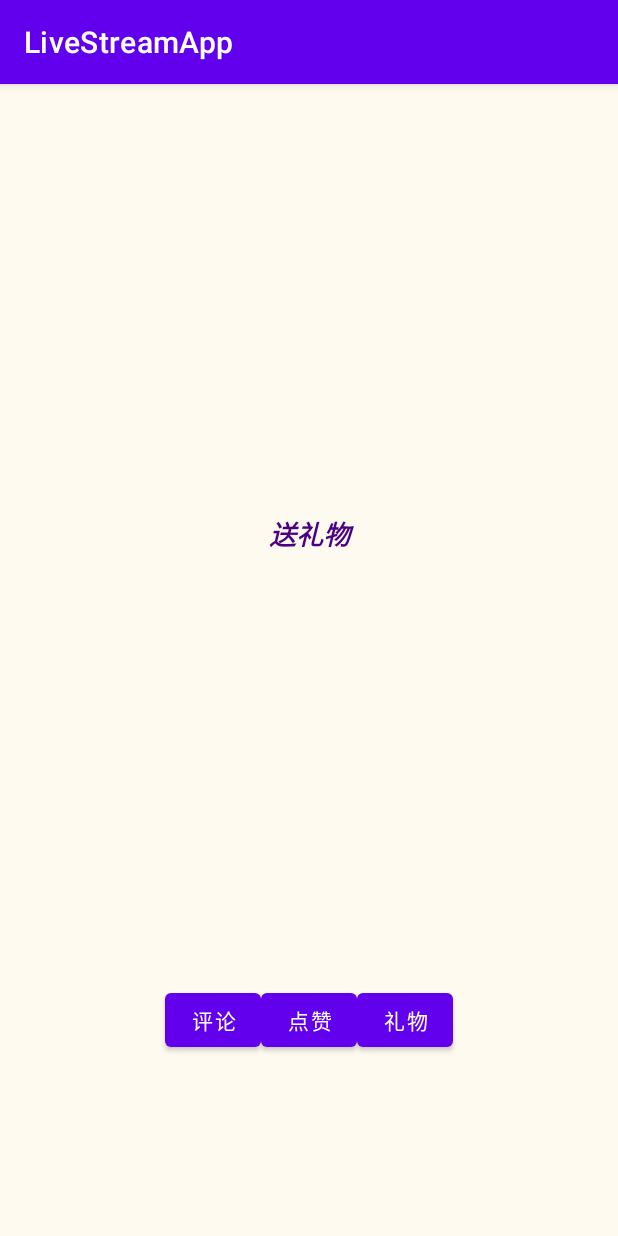
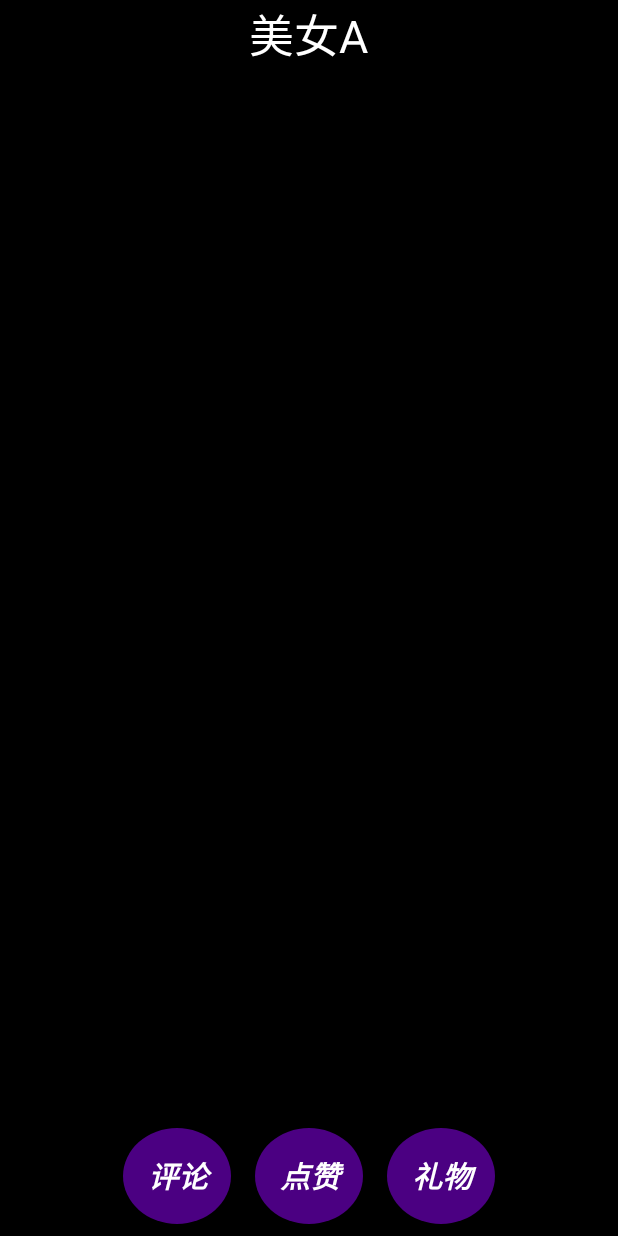
Before and after one commit to xchennnw/Android-LiveStream-App, an Android app: the screen it shows after launch (MainActivity), after a tap on "评论", on a phone screen of 412 x 824 dp. Run offline under Robolectric (Android 15) with nearby library versions, the light colour scheme and no system bars.

Commit message:
home layout updated

```diff
--- a/app/build.gradle
+++ b/app/build.gradle
@@ -32,6 +32,7 @@ dependencies {
     implementation 'androidx.appcompat:appcompat:1.3.0'
     implementation 'com.google.android.material:material:1.4.0'
     implementation 'androidx.constraintlayout:constraintlayout:2.0.4'
+    implementation "androidx.viewpager2:viewpager2:1.0.0"
     //noinspection GradleCompatible
     testImplementation 'junit:junit:4.13.2'
     androidTestImplementation 'androidx.test.ext:junit:1.1.3'
--- a/app/src/main/AndroidManifest.xml
+++ b/app/src/main/AndroidManifest.xml
@@ -8,7 +8,7 @@
         android:label="@string/app_name"
         android:roundIcon="@mipmap/ic_launcher_round"
         android:supportsRtl="true"
-        android:theme="@style/Theme.LiveStreamApp"
+        android:theme="@style/Theme.AppCompat.Light.NoActionBar"
         >
         <activity
             android:name=".MainActivity"
--- a/app/src/main/java/com/example/livestreamapp/MainActivity.java
+++ b/app/src/main/java/com/example/livestreamapp/MainActivity.java
@@ -1,39 +1,51 @@
 package com.example.livestreamapp;
 
 import androidx.appcompat.app.AppCompatActivity;
+import androidx.viewpager.widget.ViewPager;
+import androidx.viewpager2.widget.ViewPager2;
 
 import android.os.Bundle;
 import android.view.View;
 import android.widget.Button;
 import android.widget.TextView;
 
+import java.util.ArrayList;
+
 public class MainActivity extends AppCompatActivity {
+
+    private ViewPager vpager_one;
+
 
     @Override
     protected void onCreate(Bundle savedInstanceState) {
         super.onCreate(savedInstanceState);
         setContentView(R.layout.activity_main);
 
+        ViewPager2 viewPager = findViewById(R.id.viewPager);
+        viewPager.setOrientation(ViewPager2.ORIENTATION_VERTICAL);
+        ViewPagerAdapter viewPagerAdapter = new ViewPagerAdapter();
+        viewPager.setAdapter(viewPagerAdapter);
+
         Button btn1 = findViewById(R.id.btn1);
         Button btn2 = findViewById(R.id.btn2);
         Button btn3 = findViewById(R.id.btn3);
-        TextView txt1 = findViewById(R.id.txt1);
+
 
         btn1.setOnClickListener(new View.OnClickListener(){
             public void onClick(View v){
-                 txt1.setText("展示、写评论");
+
             }
         });
 
-        btn1.setOnClickListener(new View.OnClickListener(){
+        btn2.setOnClickListener(new View.OnClickListener(){
             public void onClick(View v){
-                txt1.setText("点赞动画");
+
             }
         });
 
-        btn1.setOnClickListener(new View.OnClickListener(){
+        btn3.setOnClickListener(new View.OnClickListener(){
             public void onClick(View v){
-                txt1.setText("送礼物");
+
             }
         });
     }
--- /dev/null
+++ b/app/src/main/java/com/example/livestreamapp/ViewPagerAdapter.java
@@ -0,0 +1,54 @@
+package com.example.livestreamapp;
+
+import android.view.LayoutInflater;
+import android.view.View;
+import android.view.ViewGroup;
+import android.widget.RelativeLayout;
+import android.widget.TextView;
+
+import androidx.annotation.NonNull;
+import androidx.recyclerview.widget.RecyclerView;
+
+import java.util.ArrayList;
+import java.util.List;
+
+public class ViewPagerAdapter extends RecyclerView.Adapter<ViewPagerAdapter.ViewPagerViewHolder>{
+    private List<String> titles = new ArrayList<>();
+    public ViewPagerAdapter(){
+        titles.add("美女A");
+        titles.add("美女B");
+        titles.add("比老师直播间");
+        titles.add("好耶");
+    }
+
+    @NonNull
+    @Override
+    public ViewPagerViewHolder onCreateViewHolder(@NonNull ViewGroup parent, int viewType) {
+        return new ViewPagerViewHolder(LayoutInflater.from(parent.getContext()).inflate(R.layout.item_pager, parent, false));
+    }
+
+    @Override
+    public void onBindViewHolder(@NonNull ViewPagerViewHolder holder, int position) {
+        try {
+            holder.mTV.setText(titles.get(position%titles.size()));
+        }catch (Exception e){
+
+        }
+    }
+
+    @Override
+    public int getItemCount() {
+        return 10000;
+    }
+
+    class ViewPagerViewHolder extends RecyclerView.ViewHolder{
+
+        TextView mTV;
+        RelativeLayout mContainer;
+        public ViewPagerViewHolder(@NonNull View itemView) {
+            super(itemView);
+            mContainer = itemView.findViewById(R.id.container);
+            mTV = itemView.findViewById(R.id.tvTitle);
+        }
+    }
+}
--- /dev/null
+++ b/app/src/main/res/drawable/button_circle.xml
@@ -0,0 +1,25 @@
+<?xml version="1.0" encoding="utf-8"?>
+<layer-list xmlns:android="http://schemas.android.com/apk/res/android">
+
+    <item android:bottom="8dp" android:right="8dp" android:top="8dp" android:left="8dp" >
+        <selector xmlns:android="http://schemas.android.com/apk/res/android">
+            <item android:state_pressed="true">
+                <shape android:shape="oval" >
+                    <solid android:color="#9370DB" />
+                    <corners android:radius="10dp"/>
+                    <size android:width="65dp" android:height="65dp"/>
+                </shape>
+            </item>
+
+            <item>
+                <shape android:shape="oval" >
+                    <solid android:color="#4B0082" />
+                    <corners android:radius="10dp"/>
+                    <size android:width="65dp" android:height="65dp"/>
+                </shape>
+            </item>
+
+        </selector>
+    </item>
+
+</layer-list>
--- a/app/src/main/res/layout/activity_main.xml
+++ b/app/src/main/res/layout/activity_main.xml
@@ -8,55 +8,67 @@
     android:gravity="center"
     android:background="#FFFAF0">"
 
-    <ScrollView
-        android:layout_width="match_parent"
-        android:layout_height="match_parent">
 
-        <LinearLayout
+
+    <RelativeLayout xmlns:android="http://schemas.android.com/apk/res/android"
+        xmlns:tools="http://schemas.android.com/tools"
         android:layout_width="match_parent"
         android:layout_height="match_parent"
-            android:orientation="vertical"
-            android:gravity="center">
+        tools:context=".MainActivity">
 
-            <TextView
-                android:id="@+id/txt1"
+        <androidx.viewpager2.widget.ViewPager2
             android:layout_width="match_parent"
-                android:layout_height="600dp"
-                android:gravity="center"
-                android:text="美女主播1"
-                android:textColor="#4B0082"
-                android:textStyle="bold|italic"
-                android:textSize="18sp" />
+            android:layout_height="match_parent"
+            android:id="@+id/viewPager"
+            android:background="@color/teal_200" ></androidx.viewpager2.widget.ViewPager2>
+
+
 
         <LinearLayout
                 android:id="@+id/LinearLayout1"
                 android:layout_width="match_parent"
-                android:layout_height="match_parent"
+                android:layout_height="80dp"
+                android:layout_alignParentBottom="true"
                 android:orientation="horizontal"
                 android:gravity="center">
 
             <Button
                    android:id="@+id/btn1"
-                   android:layout_width="64dp"
+                    android:layout_width="wrap_content"
                     android:layout_height="wrap_content"
-                   android:text="评论" />
+                    android:layout_gravity="center"
+                    android:text="评论"
+                    android:textSize="20dp"
+                    android:textStyle="bold|italic"
+                    android:textColor="@color/white"
+                    android:background="@drawable/button_circle"/>
 
 
             <Button
                    android:id="@+id/btn2"
-                   android:layout_width="64dp"
+                    android:layout_width="wrap_content"
                     android:layout_height="wrap_content"
-                   android:text="点赞" />
+                    android:layout_gravity="center"
+                    android:text="点赞"
+                    android:textSize="20dp"
+                    android:textStyle="bold|italic"
+                    android:textColor="@color/white"
+                    android:background="@drawable/button_circle"/>
 
             <Button
                     android:id="@+id/btn3"
-                    android:layout_width="64dp"
+                    android:layout_width="wrap_content"
                     android:layout_height="wrap_content"
-                    android:text="礼物" />
+                    android:layout_gravity="center"
+                    android:text="礼物"
+                    android:textSize="20dp"
+                    android:textStyle="bold|italic"
+                    android:textColor="@color/white"
+                    android:background="@drawable/button_circle"/>
 
         </LinearLayout>
 
-        </LinearLayout>
-    </ScrollView>
+    </RelativeLayout>
+
 
 </androidx.constraintlayout.widget.ConstraintLayout>
--- /dev/null
+++ b/app/src/main/res/layout/item_pager.xml
@@ -0,0 +1,18 @@
+<?xml version="1.0" encoding="utf-8"?>
+<RelativeLayout xmlns:android="http://schemas.android.com/apk/res/android"
+    android:layout_width="match_parent"
+    android:layout_height="match_parent"
+    android:id="@+id/container"
+    android:background="@color/black"
+    >
+
+    <TextView
+        android:layout_width="wrap_content"
+        android:layout_height="wrap_content"
+        android:layout_centerHorizontal = "true"
+        android:id="@+id/tvTitle"
+        android:textColor="@color/white"
+        android:textSize="30dp"
+        android:text="88888"></TextView>
+
+</RelativeLayout>
--- a/app/src/main/res/values/themes.xml
+++ b/app/src/main/res/values/themes.xml
@@ -1,6 +1,6 @@
 <resources xmlns:tools="http://schemas.android.com/tools">
     <!-- Base application theme. -->
-    <style name="Theme.LiveStreamApp" parent="Theme.MaterialComponents.DayNight.DarkActionBar">
+    <style name="Theme.LiveStreamApp" parent="Theme.AppCompat.Light.NoActionBar">
         <!-- Primary brand color. -->
         <item name="colorPrimary">@color/purple_500</item>
         <item name="colorPrimaryVariant">@color/purple_700</item>
```
Lines whose indentation alone changed are shown as unchanged.
